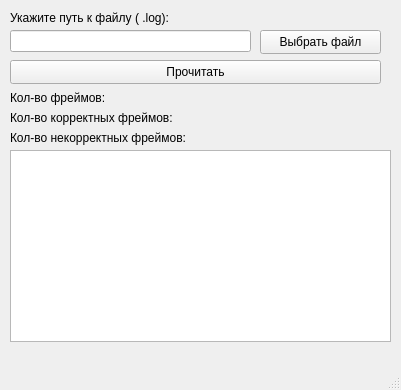
Before: the Qt Designer form mainwindow.ui in Andrew-McCarthy-Zver/frames_reader, drawn with Qt 5.
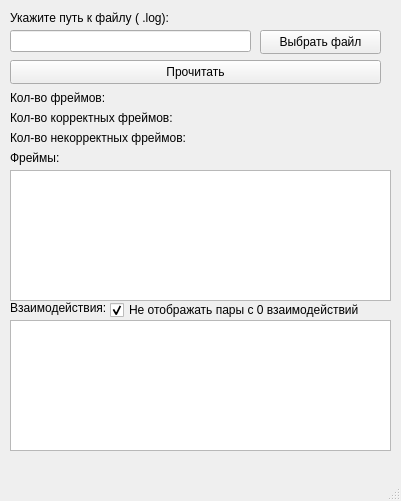
After: the same form once the commit is applied.

Patch:
```diff
--- a/mainwindow.ui
+++ b/mainwindow.ui
@@ -7,7 +7,7 @@
     <x>0</x>
     <y>0</y>
     <width>401</width>
-    <height>390</height>
+    <height>501</height>
    </rect>
   </property>
   <property name="windowTitle">
@@ -148,12 +148,64 @@
     <property name="geometry">
      <rect>
       <x>10</x>
+      <y>170</y>
+      <width>381</width>
+      <height>131</height>
+     </rect>
+    </property>
+   </widget>
+   <widget class="QLabel" name="label_8">
+    <property name="geometry">
+     <rect>
+      <x>10</x>
       <y>150</y>
+      <width>181</width>
+      <height>16</height>
+     </rect>
+    </property>
+    <property name="text">
+     <string>Фреймы:</string>
+    </property>
+   </widget>
+   <widget class="QLabel" name="label_9">
+    <property name="geometry">
+     <rect>
+      <x>10</x>
+      <y>300</y>
+      <width>101</width>
+      <height>16</height>
+     </rect>
+    </property>
+    <property name="text">
+     <string>Взаимодействия:</string>
+    </property>
+   </widget>
+   <widget class="QTextBrowser" name="textBrowser_2">
+    <property name="geometry">
+     <rect>
+      <x>10</x>
+      <y>320</y>
       <width>381</width>
-      <height>192</height>
+      <height>131</height>
      </rect>
     </property>
    </widget>
+   <widget class="QCheckBox" name="checkBox">
+    <property name="geometry">
+     <rect>
+      <x>110</x>
+      <y>300</y>
+      <width>251</width>
+      <height>20</height>
+     </rect>
+    </property>
+    <property name="text">
+     <string>Не отображать пары с 0 взаимодействий</string>
+    </property>
+    <property name="checked">
+     <bool>true</bool>
+    </property>
+   </widget>
   </widget>
   <widget class="QMenuBar" name="menubar">
    <property name="geometry">
```
